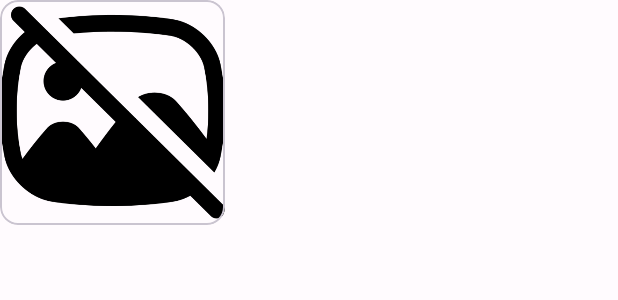
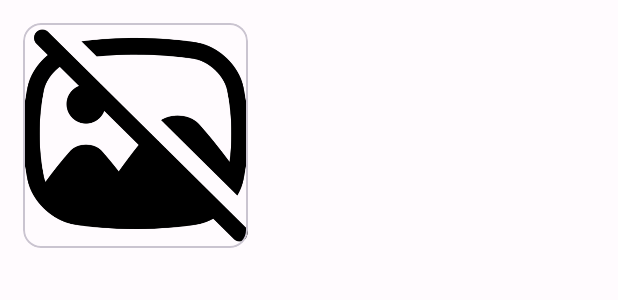
Before and after one commit to gauravsingh55/Paper-Walls, an Android app: the layout item_image_card.xml on its own in the app's theme, with its tools: preview values and no code run, on a phone screen of 412 x 824 dp. Shown: the top 300 px of the screen. Run offline under Robolectric (Android 15) with nearby library versions, the phone set to English and light mode, and no system bars.

Commit message:
Card layout changes

```diff
--- a/app/src/main/res/layout/item_image_card.xml
+++ b/app/src/main/res/layout/item_image_card.xml
@@ -2,6 +2,10 @@
 <com.google.android.material.card.MaterialCardView xmlns:android="http://schemas.android.com/apk/res/android"
     android:layout_width="wrap_content"
     android:layout_height="wrap_content"
+    android:layout_marginStart="15dp"
+    android:layout_marginTop="15dp"
+    android:layout_marginEnd="15dp"
+    android:layout_marginBottom="15dp"
     android:id="@+id/image_card_view">
 
     <ImageView
```
